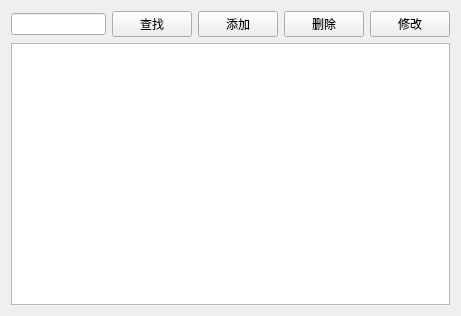
First picture: the form in patientview.ui, repository Jvsong/Qttask3, before the edit.
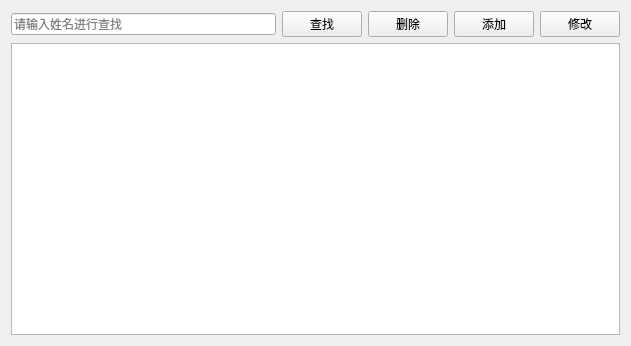
Second picture: the form after the edit.

Patch:
```diff
--- a/patientview.ui
+++ b/patientview.ui
@@ -6,8 +6,8 @@
    <rect>
     <x>0</x>
     <y>0</y>
-    <width>461</width>
-    <height>316</height>
+    <width>631</width>
+    <height>346</height>
    </rect>
   </property>
   <property name="windowTitle">
@@ -15,10 +15,16 @@
   </property>
   <layout class="QGridLayout" name="gridLayout">
    <item row="0" column="0">
+    <layout class="QHBoxLayout" name="horizontalLayout_2">
+     <item>
+      <widget class="QLineEdit" name="txtSearch">
+       <property name="placeholderText">
+        <string>请输入姓名进行查找</string>
+       </property>
+      </widget>
+     </item>
+     <item>
     <layout class="QHBoxLayout" name="horizontalLayout">
-     <item>
-      <widget class="QLineEdit" name="txtSearch"/>
-     </item>
      <item>
       <widget class="QPushButton" name="btSearch">
        <property name="text">
@@ -26,13 +32,6 @@
        </property>
       </widget>
      </item>
-     <item>
-      <widget class="QPushButton" name="btAdd">
-       <property name="text">
-        <string>添加</string>
-       </property>
-      </widget>
-     </item>
      <item>
       <widget class="QPushButton" name="btDelete">
        <property name="text">
@@ -40,12 +39,21 @@
        </property>
       </widget>
      </item>
+       <item>
+        <widget class="QPushButton" name="btAdd">
+         <property name="text">
+          <string>添加</string>
+         </property>
+        </widget>
+       </item>
      <item>
       <widget class="QPushButton" name="btEdit">
        <property name="text">
         <string>修改</string>
        </property>
       </widget>
+       </item>
+      </layout>
      </item>
     </layout>
    </item>
```
Lines whose indentation alone changed are shown as unchanged.
